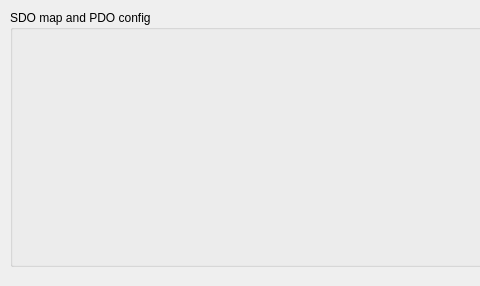
Above: tabs/tab_pdo_map.ui from aplopin/ECMaster before the change; both pictures show x 0 to 480 and y 0 to 286 of the 996 by 286 pixel window. Below: the same form after it.
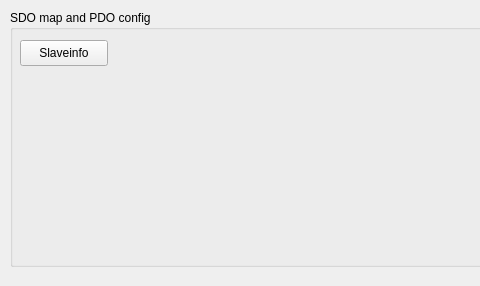
That is the form after the change.

Patch:
```diff
--- a/tabs/tab_pdo_map.ui
+++ b/tabs/tab_pdo_map.ui
@@ -37,6 +37,19 @@
    <property name="title">
     <string>SDO map and PDO config</string>
    </property>
+   <widget class="QPushButton" name="btnSlaveinfo">
+    <property name="geometry">
+     <rect>
+      <x>10</x>
+      <y>30</y>
+      <width>88</width>
+      <height>26</height>
+     </rect>
+    </property>
+    <property name="text">
+     <string>Slaveinfo</string>
+    </property>
+   </widget>
   </widget>
  </widget>
  <resources/>
```
